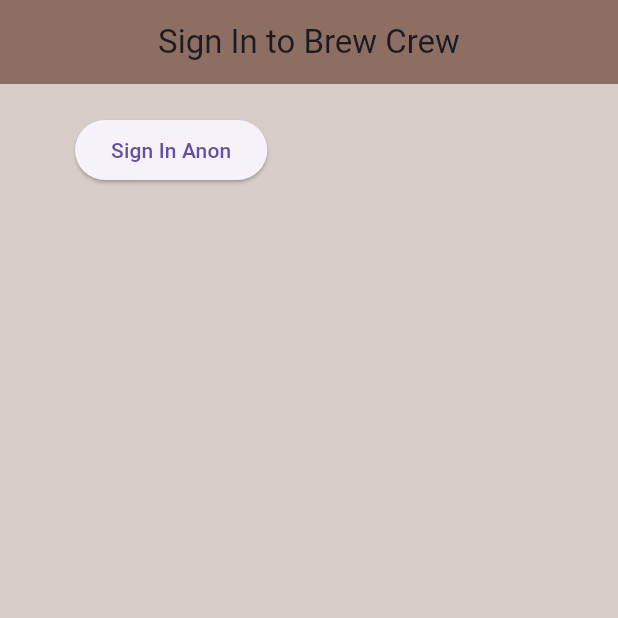
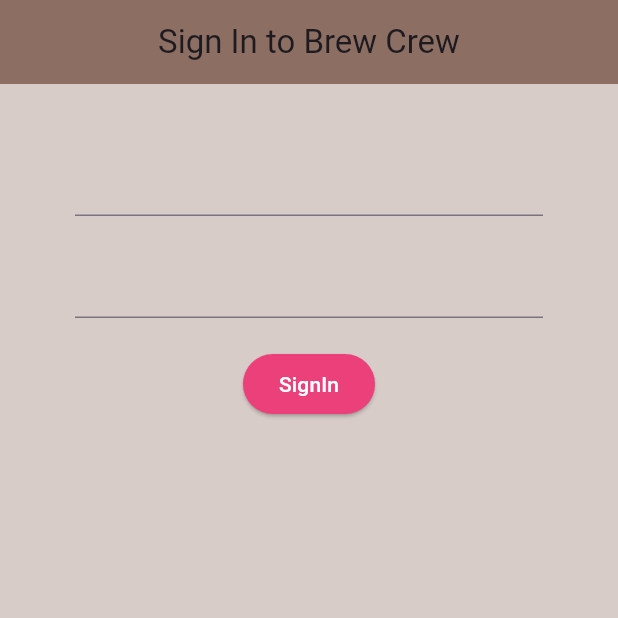
Before and after one commit to sidd5142/Coffee-Consumption, a Flutter app: the screen it shows after launch, on a phone screen of 412 x 824 dp, the top half of it. Run offline on Flutter 3.47's test engine with Material 3 defaults, Android fonts, the phone set to English and light mode, and no system bars; our stand-ins replace firebase_auth, firebase_core; accounts and stored records are empty.

Commit message:
Initial Commit

```diff
--- a/lib/screens/authenticate/sign_in.dart
+++ b/lib/screens/authenticate/sign_in.dart
@@ -17,6 +17,9 @@
 
   final AuthService _auth = AuthService();
 
+  String email = '';
+  String password = '';
+
   @override
   Widget build(BuildContext context) {
     return Scaffold(
@@ -29,20 +32,38 @@
       ),
       body: Container(
         padding: EdgeInsets.symmetric(vertical: 20.0, horizontal: 50.0),
-        child: ElevatedButton(
-          child: Text('Sign In Anon'),
-          onPressed: () async {
-            dynamic result = await _auth.signInAnon();
-            if(result == null)
-            {
-              print("Error Signing In");
-            }
-            else {
-              print('Signed in');
-              print(result.uid);
-            }
-          },
+        child: Form(
+          child: Column(
+            children: [
+              SizedBox(height: 20.0),
+              TextFormField(
+                onChanged: (val) {
+                  setState(() => email = val);
+                },
+              ),
+            SizedBox(height: 20.0),
+            TextFormField(
+              obscureText: true,
+              onChanged: (val) {
+                setState(() => password = val);
+              }
+             ),
+             SizedBox(height: 20.0),
+              ElevatedButton(
+                style: ElevatedButton.styleFrom(
+                  primary: Colors.pink[400], // Set background color
+                  onPrimary: Colors.white,    // Set text color
+                ),
+                onPressed: () async {
+                  print(email);
+                  print(password);
+                },
+                child: Text('SignIn'),
+              )
+            ],
           ),
+        ),
+
       ),
     );
   }
```
Also changed, not shown: lib/screens/authenticate/register.dart (added, +15 -0 lines).
